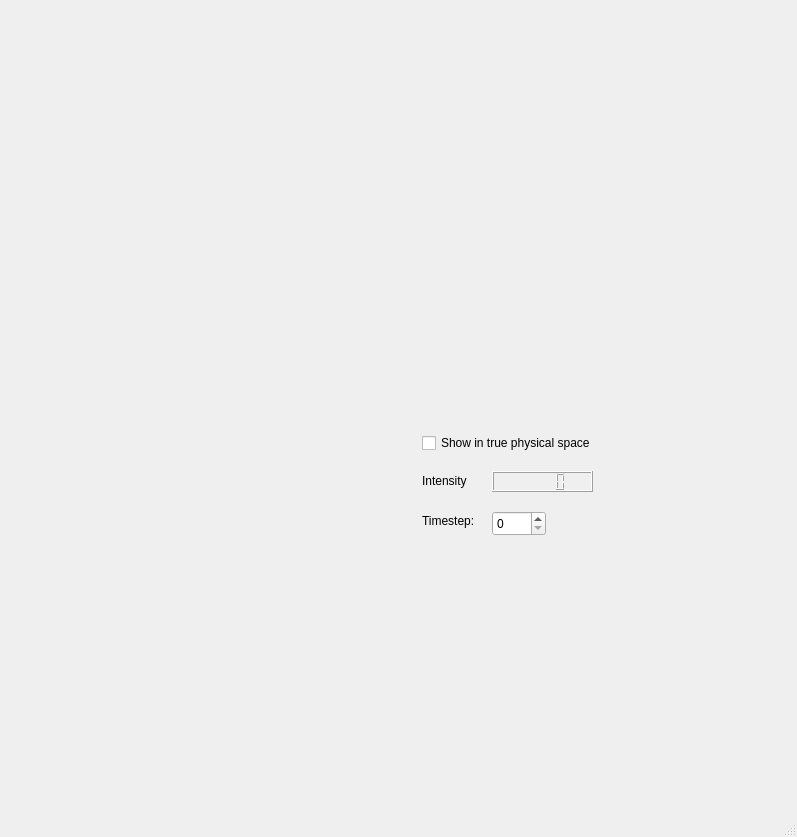
Qt form apps/isisViewer/forms/isisViewerMain.ui (isis-group/isis) before a commit.
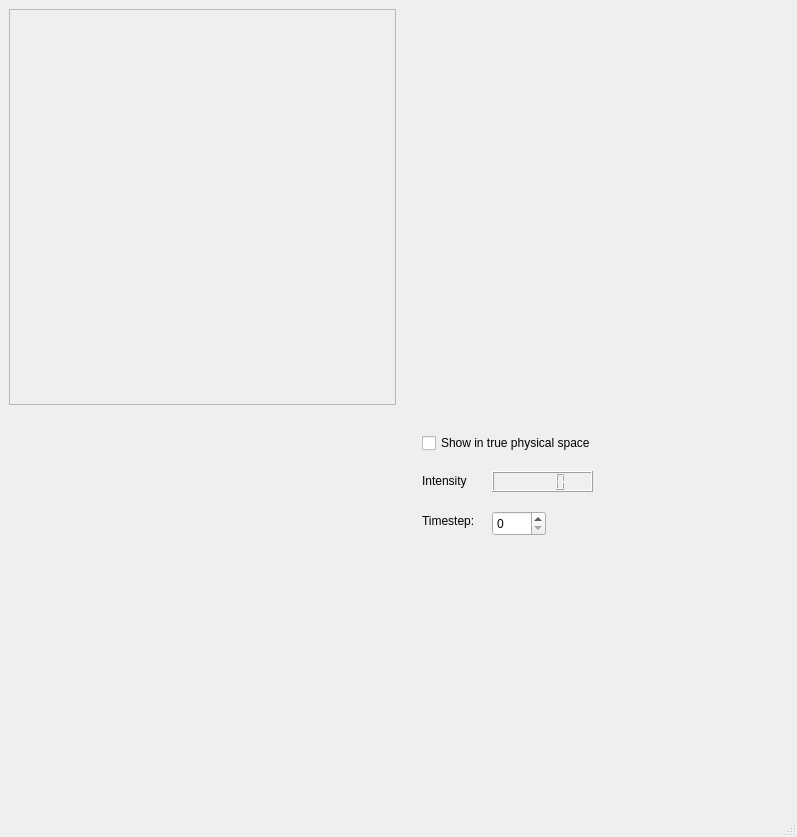
The same form after that commit.

What changed in the file:
```diff
--- a/apps/isisViewer/forms/isisViewerMain.ui
+++ b/apps/isisViewer/forms/isisViewerMain.ui
@@ -15,11 +15,6 @@
   </property>
   <widget class="QWidget" name="centralwidget">
    <layout class="QGridLayout" name="gridLayout">
-    <item row="1" column="0">
-     <widget class="QWidget" name="widgetAxial" native="true">
-      <zorder>widgetSagittal</zorder>
-     </widget>
-    </item>
     <item row="1" column="1">
      <widget class="QWidget" name="widgetSagittal" native="true"/>
     </item>
@@ -103,7 +98,21 @@
      </widget>
     </item>
     <item row="2" column="0">
-     <widget class="QWidget" name="widgetCoronal" native="true"/>
+     <widget class="QWidget" name="widgetCoronal" native="true">
+      <property name="enabled">
+       <bool>true</bool>
+      </property>
+     </widget>
+    </item>
+    <item row="1" column="0">
+     <widget class="QFrame" name="widgetAxial">
+      <property name="frameShape">
+       <enum>QFrame::StyledPanel</enum>
+      </property>
+      <property name="frameShadow">
+       <enum>QFrame::Raised</enum>
+      </property>
+     </widget>
     </item>
    </layout>
   </widget>
```
